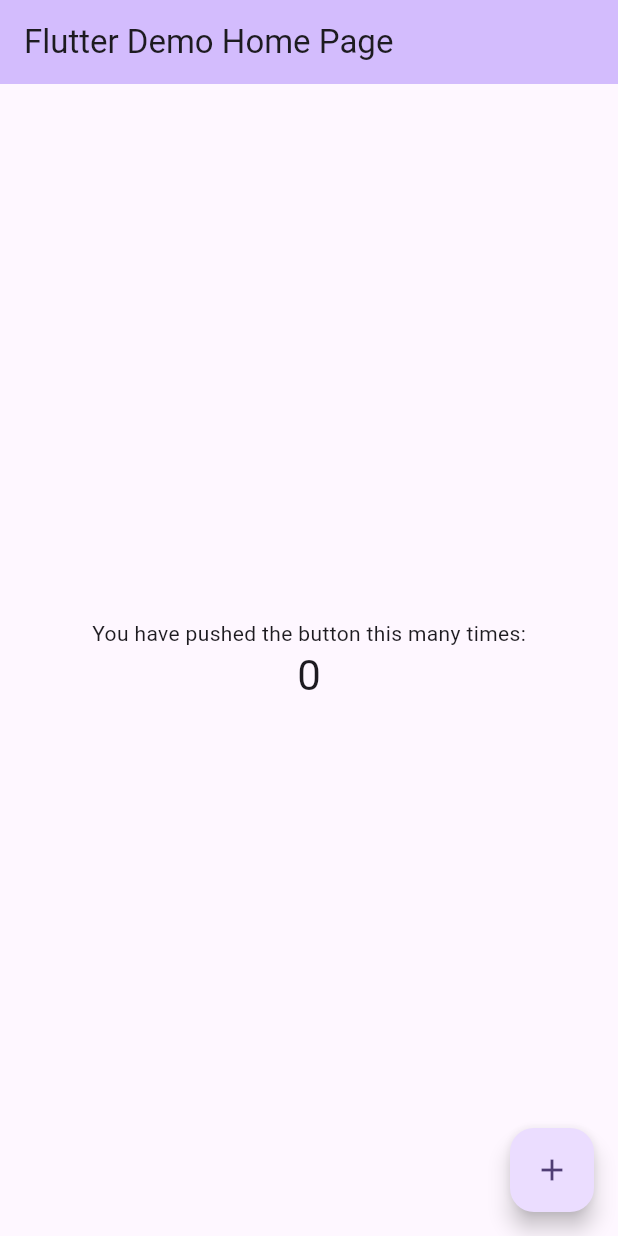
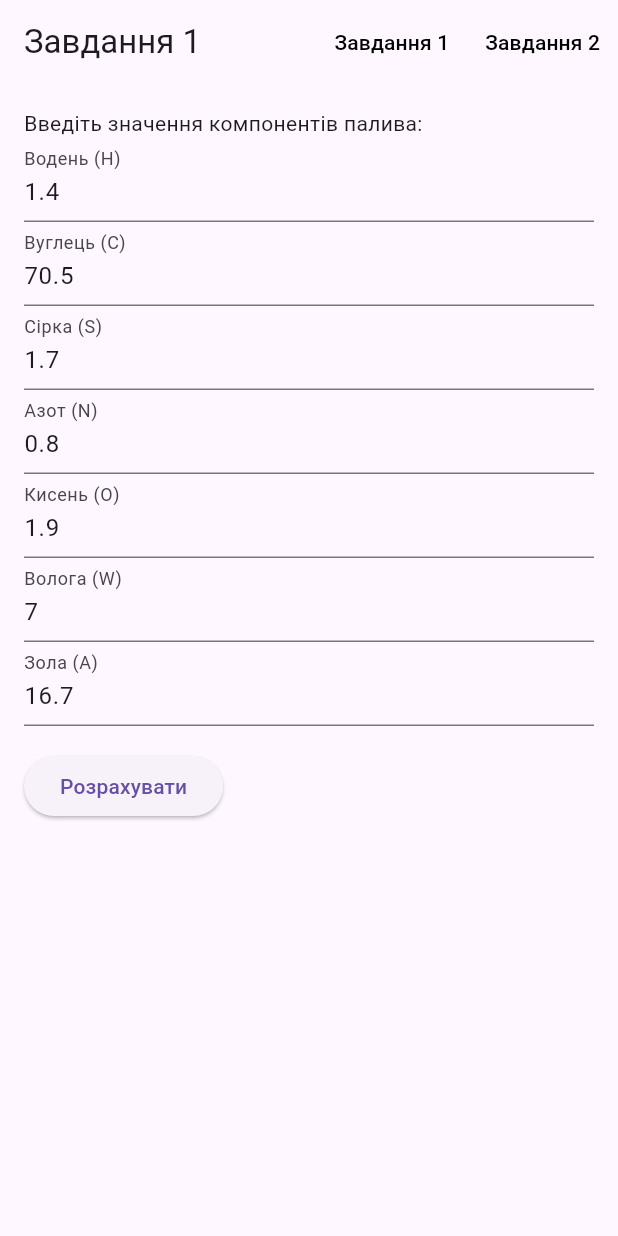
Before and after one commit to kennethlorrell/Flutter_PW1, a Flutter app: the screen it shows after launch, on a phone screen of 412 x 824 dp. Run offline on Flutter 3.47's test engine with Material 3 defaults, Android fonts, the phone set to English and light mode, and no system bars.

Commit message:
Complete project

```diff
--- a/lib/main.dart
+++ b/lib/main.dart
@@ -1,122 +1,19 @@
 import 'package:flutter/material.dart';
+import 'pages/home_page.dart';
 
 void main() {
-  runApp(const MyApp());
+  runApp(MyApp());
 }
 
 class MyApp extends StatelessWidget {
-  const MyApp({super.key});
-
-  // This widget is the root of your application.
   @override
   Widget build(BuildContext context) {
     return MaterialApp(
-      title: 'Flutter Demo',
+      title: 'Lab 1',
       theme: ThemeData(
-        // This is the theme of your application.
-        //
-        // TRY THIS: Try running your application with "flutter run". You'll see
-        // the application has a purple toolbar. Then, without quitting the app,
-        // try changing the seedColor in the colorScheme below to Colors.green
-        // and then invoke "hot reload" (save your changes or press the "hot
-        // reload" button in a Flutter-supported IDE, or press "r" if you used
-        // the command line to start the app).
-        //
-        // Notice that the counter didn't reset back to zero; the application
-        // state is not lost during the reload. To reset the state, use hot
-        // restart instead.
-        //
-        // This works for code too, not just values: Most code changes can be
-        // tested with just a hot reload.
-        colorScheme: ColorScheme.fromSeed(seedColor: Colors.deepPurple),
+        primarySwatch: Colors.blue,
       ),
-      home: const MyHomePage(title: 'Flutter Demo Home Page'),
+      home: HomePage(),
     );
   }
 }
-
-class MyHomePage extends StatefulWidget {
-  const MyHomePage({super.key, required this.title});
-
-  // This widget is the home page of your application. It is stateful, meaning
-  // that it has a State object (defined below) that contains fields that affect
-  // how it looks.
-
-  // This class is the configuration for the state. It holds the values (in this
-  // case the title) provided by the parent (in this case the App widget) and
-  // used by the build method of the State. Fields in a Widget subclass are
-  // always marked "final".
-
-  final String title;
-
-  @override
-  State<MyHomePage> createState() => _MyHomePageState();
-}
-
-class _MyHomePageState extends State<MyHomePage> {
-  int _counter = 0;
-
-  void _incrementCounter() {
-    setState(() {
-      // This call to setState tells the Flutter framework that something has
-      // changed in this State, which causes it to rerun the build method below
-      // so that the display can reflect the updated values. If we changed
-      // _counter without calling setState(), then the build method would not be
-      // called again, and so nothing would appear to happen.
-      _counter++;
-    });
-  }
-
-  @override
-  Widget build(BuildContext context) {
-    // This method is rerun every time setState is called, for instance as done
-    // by the _incrementCounter method above.
-    //
-    // The Flutter framework has been optimized to make rerunning build methods
-    // fast, so that you can just rebuild anything that needs updating rather
-    // than having to individually change instances of widgets.
-    return Scaffold(
-      appBar: AppBar(
-        // TRY THIS: Try changing the color here to a specific color (to
-        // Colors.amber, perhaps?) and trigger a hot reload to see the AppBar
-        // change color while the other colors stay the same.
-        backgroundColor: Theme.of(context).colorScheme.inversePrimary,
-        // Here we take the value from the MyHomePage object that was created by
-        // the App.build method, and use it to set our appbar title.
-        title: Text(widget.title),
-      ),
-      body: Center(
-        // Center is a layout widget. It takes a single child and positions it
-        // in the middle of the parent.
-        child: Column(
-          // Column is also a layout widget. It takes a list of children and
-          // arranges them vertically. By default, it sizes itself to fit its
-          // children horizontally, and tries to be as tall as its parent.
-          //
-          // Column has various properties to control how it sizes itself and
-          // how it positions its children. Here we use mainAxisAlignment to
-          // center the children vertically; the main axis here is the vertical
-          // axis because Columns are vertical (the cross axis would be
-          // horizontal).
-          //
-          // TRY THIS: Invoke "debug painting" (choose the "Toggle Debug Paint"
-          // action in the IDE, or press "p" in the console), to see the
-          // wireframe for each widget.
-          mainAxisAlignment: MainAxisAlignment.center,
-          children: <Widget>[
-            const Text('You have pushed the button this many times:'),
-            Text(
-              '$_counter',
-              style: Theme.of(context).textTheme.headlineMedium,
-            ),
-          ],
-        ),
-      ),
-      floatingActionButton: FloatingActionButton(
-        onPressed: _incrementCounter,
-        tooltip: 'Increment',
-        child: const Icon(Icons.add),
-      ), // This trailing comma makes auto-formatting nicer for build methods.
-    );
-  }
-}
--- /dev/null
+++ b/lib/models/fuel_composition_result.dart
@@ -0,0 +1,21 @@
+class FuelCompositionResult {
+  final Map<String, double> workingMassComposition;
+  final double dryMassCoefficient;
+  final double combustibleMassCoefficient;
+  final Map<String, double> dryMassComposition;
+  final Map<String, double> combustibleMassComposition;
+  final double lowerHeatWorking;
+  final double lowerHeatDry;
+  final double lowerHeatCombustible;
+
+  FuelCompositionResult({
+    required this.workingMassComposition,
+    required this.dryMassCoefficient,
+    required this.combustibleMassCoefficient,
+    required this.dryMassComposition,
+    required this.combustibleMassComposition,
+    required this.lowerHeatWorking,
+    required this.lowerHeatDry,
+    required this.lowerHeatCombustible,
+  });
+}
--- /dev/null
+++ b/lib/pages/fuel_calculator_page.dart
@@ -0,0 +1,104 @@
+import 'package:flutter/material.dart';
+import '../models/fuel_composition_result.dart';
+import '../services/calculations.dart';
+
+class FuelCalculatorPage extends StatefulWidget {
+  @override
+  _FuelCalculatorPageState createState() => _FuelCalculatorPageState();
+}
+
+class _FuelCalculatorPageState extends State<FuelCalculatorPage> {
+  final TextEditingController hydrogenController = TextEditingController(text: "1.4");
+  final TextEditingController carbonController = TextEditingController(text: "70.5");
+  final TextEditingController sulfurController = TextEditingController(text: "1.7");
+  final TextEditingController nitrogenController = TextEditingController(text: "0.8");
+  final TextEditingController oxygenController = TextEditingController(text: "1.9");
+  final TextEditingController moistureController = TextEditingController(text: "7");
+  final TextEditingController ashController = TextEditingController(text: "16.7");
+
+  FuelCompositionResult? result;
+
+  void _calculateFuelProperties() {
+    final double hydrogen = double.tryParse(hydrogenController.text) ?? 0.0;
+    final double carbon = double.tryParse(carbonController.text) ?? 0.0;
+    final double sulfur = double.tryParse(sulfurController.text) ?? 0.0;
+    final double nitrogen = double.tryParse(nitrogenController.text) ?? 0.0;
+    final double oxygen = double.tryParse(oxygenController.text) ?? 0.0;
+    final double moisture = double.tryParse(moistureController.text) ?? 0.0;
+    final double ash = double.tryParse(ashController.text) ?? 0.0;
+
+    setState(() {
+      result = calculateFuelProperties(
+          hydrogen, carbon, sulfur, nitrogen, oxygen, moisture, ash);
+    });
+  }
+
+  String formatMap(Map<String, double> map) {
+    return map.entries
+        .map((entry) => "${entry.key}: ${entry.value.toStringAsFixed(2)}")
+        .join(", ");
+  }
+
+  @override
+  Widget build(BuildContext context) {
+    return SingleChildScrollView(
+      child: Column(
+        crossAxisAlignment: CrossAxisAlignment.start,
+        children: [
+          Text("Введіть значення компонентів палива:"),
+          TextField(
+            controller: hydrogenController,
+            decoration: InputDecoration(labelText: "Водень (H)"),
+            keyboardType: TextInputType.number,
+          ),
+          TextField(
+            controller: carbonController,
+            decoration: InputDecoration(labelText: "Вуглець (C)"),
+            keyboardType: TextInputType.number,
+          ),
+          TextField(
+            controller: sulfurController,
+            decoration: InputDecoration(labelText: "Сірка (S)"),
+            keyboardType: TextInputType.number,
+          ),
+          TextField(
+            controller: nitrogenController,
+            decoration: InputDecoration(labelText: "Азот (N)"),
+            keyboardType: TextInputType.number,
+          ),
+          TextField(
+            controller: oxygenController,
+            decoration: InputDecoration(labelText: "Кисень (O)"),
+            keyboardType: TextInputType.number,
+          ),
+          TextField(
+            controller: moistureController,
+            decoration: InputDecoration(labelText: "Волога (W)"),
+            keyboardType: TextInputType.number,
+          ),
+          TextField(
+            controller: ashController,
+            decoration: InputDecoration(labelText: "Зола (A)"),
+            keyboardType: TextInputType.number,
+          ),
+          SizedBox(height: 16),
+          ElevatedButton(
+            onPressed: _calculateFuelProperties,
+            child: Text("Розрахувати"),
+          ),
+          SizedBox(height: 16),
+          if (result != null) ...[
+            Text("Для палива з компонентним складом: ${formatMap(result!.workingMassComposition)}"),
+            Text("Коефіцієнт переходу від робочої до сухої маси: ${result!.dryMassCoefficient.toStringAsFixed(2)}"),
+            Text("Коефіцієнт переходу від робочої до горючої маси: ${result!.combustibleMassCoefficient.toStringAsFixed(2)}"),
+            Text("Склад сухої маси палива: ${formatMap(result!.dryMassComposition)}"),
+            Text("Склад горючої маси палива: ${formatMap(result!.combustibleMassComposition)}"),
+            Text("Нижня теплота згоряння для робочої маси: ${result!.lowerHeatWorking.toStringAsFixed(2)} МДж/кг"),
+            Text("Нижня теплота згоряння для сухої маси: ${result!.lowerHeatDry.toStringAsFixed(2)} МДж/кг"),
+            Text("Нижня теплота згоряння для горючої маси: ${result!.lowerHeatCombustible.toStringAsFixed(2)} МДж/кг"),
+          ]
+        ],
+      ),
+    );
+  }
+}
--- /dev/null
+++ b/lib/pages/home_page.dart
@@ -0,0 +1,55 @@
+import 'package:flutter/material.dart';
+import 'fuel_calculator_page.dart';
+import 'fuel_oil_calculator_page.dart';
+
+enum CalculatorType { fuel, fuelOil }
+
+class HomePage extends StatefulWidget {
+  @override
+  _HomePageState createState() => _HomePageState();
+}
+
+class _HomePageState extends State<HomePage> {
+  CalculatorType _selectedCalculator = CalculatorType.fuel;
+
+  @override
+  Widget build(BuildContext context) {
+    return Scaffold(
+      appBar: AppBar(
+        title: Text(_selectedCalculator == CalculatorType.fuel
+            ? "Завдання 1"
+            : "Завдання 2"),
+        actions: [
+          TextButton(
+            onPressed: () {
+              setState(() {
+                _selectedCalculator = CalculatorType.fuel;
+              });
+            },
+            child: Text(
+              "Завдання 1",
+              style: TextStyle(color: Colors.black),
+            ),
+          ),
+          TextButton(
+            onPressed: () {
+              setState(() {
+                _selectedCalculator = CalculatorType.fuelOil;
+              });
+            },
+            child: Text(
+              "Завдання 2",
+              style: TextStyle(color: Colors.black),
+            ),
+          ),
+        ],
+      ),
+      body: Padding(
+        padding: EdgeInsets.all(16.0),
+        child: _selectedCalculator == CalculatorType.fuel
+            ? FuelCalculatorPage()
+            : FuelOilCalculatorPage(),
+      ),
+    );
+  }
+}
```
Also changed, not shown: lib/pages/fuel_oil_calculator_page.dart (added, +104 -0 lines), lib/services/calculations.dart (added, +136 -0 lines).
